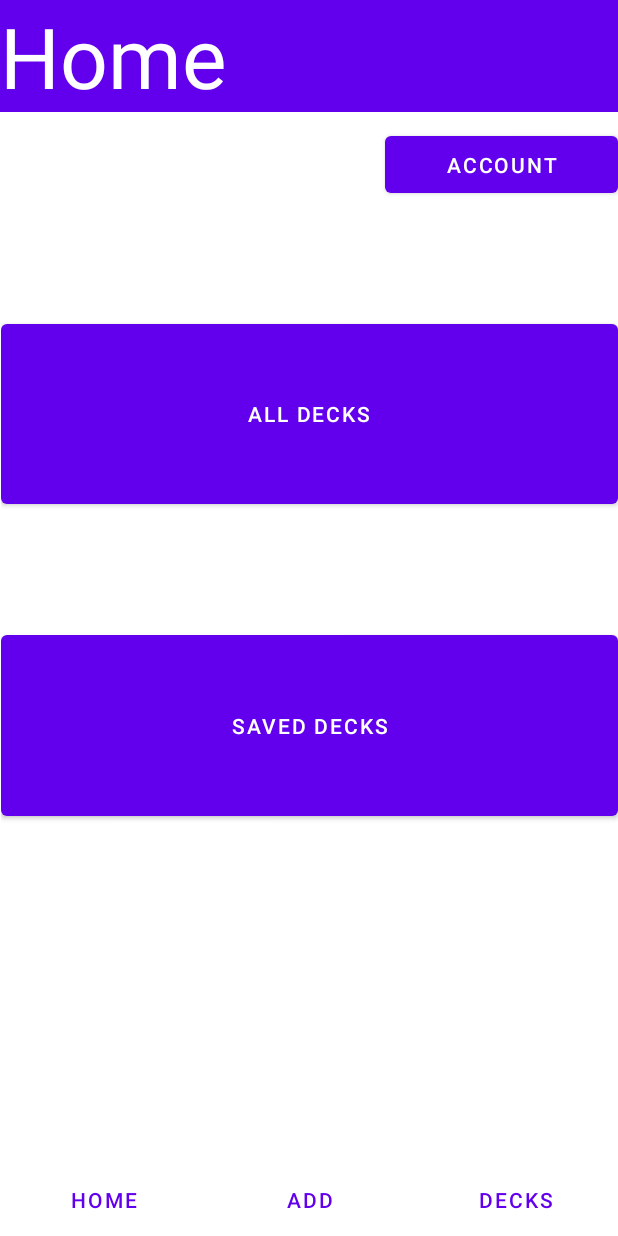
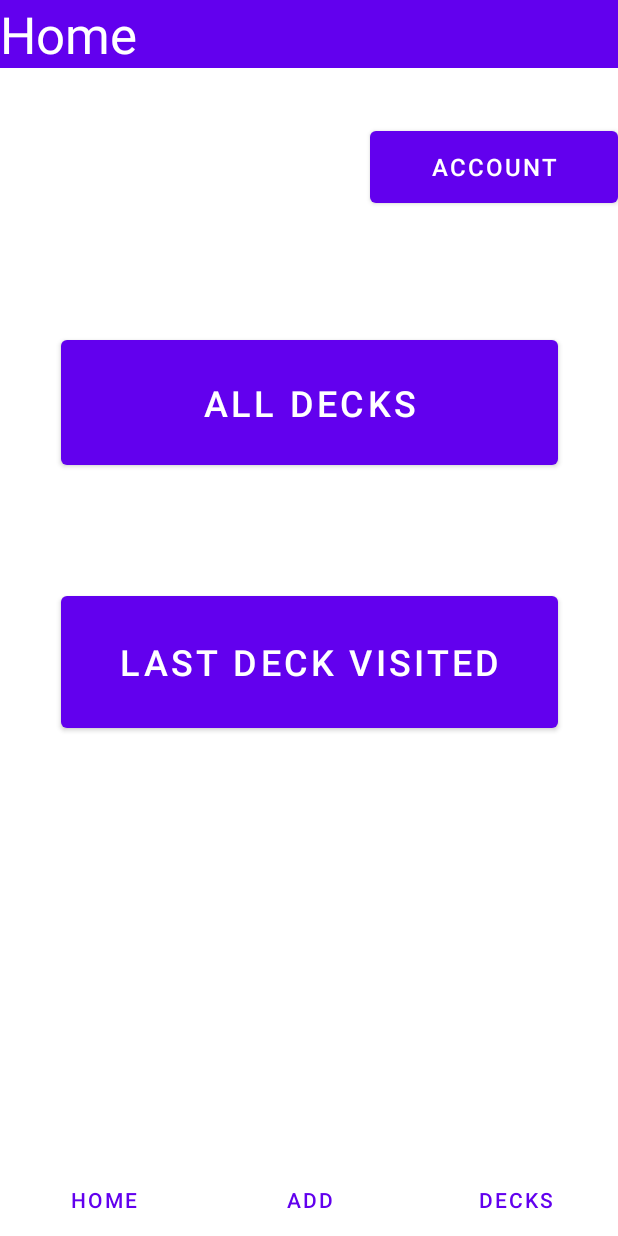
Before and after one commit to Yogesh9129/CSE3MAD, an Android app: the HomeFragment screen opened directly, with no data from a screen before it, on a phone screen of 412 x 824 dp. Run offline under Robolectric (Android 15) with nearby library versions, the phone set to English and light mode, and no system bars; our stand-ins replace Firebase (no records; nobody signed in at launch, a user with empty details on screens opened directly).

Commit message:
Home Layout Finalised

```diff
--- a/app/src/main/java/com/example/deckadence/HomeFragment.java
+++ b/app/src/main/java/com/example/deckadence/HomeFragment.java
@@ -6,15 +6,16 @@ import android.view.LayoutInflater;
 import android.view.View;
 import android.view.ViewGroup;
 import android.widget.Button;
-import android.widget.ImageButton;
 
-import androidx.annotation.NonNull;
 import androidx.fragment.app.Fragment;
 
+import com.example.deckadence.deck.DeckAdapter;
+import com.google.android.gms.auth.api.signin.GoogleSignInAccount;
 import com.google.android.gms.auth.api.signin.GoogleSignInClient;
 import com.google.android.gms.auth.api.signin.GoogleSignInOptions;
-import com.google.android.gms.tasks.OnCompleteListener;
-import com.google.android.gms.tasks.Task;
+import com.google.firebase.analytics.FirebaseAnalytics;
+import com.google.firebase.firestore.CollectionReference;
+import com.google.firebase.firestore.FirebaseFirestore;
 
 /**
  * A simple {@link Fragment} subclass.
@@ -27,6 +28,15 @@ public class HomeFragment extends Fragment {
     GoogleSignInClient googleSignInClient;
     Button savedDecks, allDecks;
     Button signOutButton;
+
+    private FirebaseAnalytics mFirebaseAnalytics;
+    private DeckAdapter adapter;
+    private FirebaseFirestore db = FirebaseFirestore.getInstance();
+    private CollectionReference deckRef = db.collection("Decks");
+    private GoogleSignInAccount account;
+    private View view;
+    private DecksFragment.GoogleSignInInterface googleSignInInterface;
+    private static final String TAG = "home";
 
 
     // TODO: Rename parameter arguments, choose names that match
@@ -75,7 +85,7 @@ public class HomeFragment extends Fragment {
         // Inflate the layout for this fragment
         View view = inflater.inflate(R.layout.fragment_home, container, false);
        signOutButton = (Button) view.findViewById(R.id.signBtn);
-       savedDecks = (Button) view.findViewById(R.id.savedDecks);
+       savedDecks = (Button) view.findViewById(R.id.lastDeck);
        allDecks = (Button) view.findViewById(R.id.allDecks);
        // SignOut();
 
@@ -95,34 +105,21 @@ public class HomeFragment extends Fragment {
         savedDecks.setOnClickListener(new View.OnClickListener(){
             @Override
             public void onClick(View v) {
-                HomeFragment.this.startActivity(new Intent(getActivity().getApplicationContext(), AddFragment.class));
+                //HomeFragment.this.startActivity(new Intent(getActivity().getApplicationContext(), AddFragment.class));
             }
         });
 
         allDecks.setOnClickListener(new View.OnClickListener(){
             @Override
             public void onClick(View v) {
-                HomeFragment.this.startActivity(new Intent(getActivity().getApplicationContext(), AddFragment.class));
+                //HomeFragment.this.startActivity(new Intent(getActivity().getApplicationContext(), DecksFragment.class));
+                //setUpRecyclerView();
+                //mFirebaseAnalytics = FirebaseAnalytics.getInstance(getContext());
             }
         });
         return view;
     }
 
-    private void SignOut() {
-
-        /*signOutButton.setOnClickListener(new View.OnClickListener() {
-            @Override
-            public void onClick(View v) {
-                googleSignInClient.signOut().addOnCompleteListener(new OnCompleteListener<Void>() {
-                    @Override
-                    public void onComplete(@NonNull Task<Void> task) {
-                        // HomeFragment.this.startActivity(new Intent(getActivity().getApplicationContext(), LoginActivity.class));
-                    }
-                });
-
-            }
-        });*/
 
 
-    }
 }
--- a/app/src/main/res/layout/fragment_home.xml
+++ b/app/src/main/res/layout/fragment_home.xml
@@ -16,7 +16,7 @@
             android:layout_height="wrap_content"
             android:background="@color/purple_500"
             android:text="@string/title_home"
-            android:textAppearance="@style/TextAppearance.AppCompat.Display3"
+            android:textAppearance="@style/TextAppearance.AppCompat.Display1"
             android:textColor="#FFFFFF"
             app:layout_constraintEnd_toEndOf="parent"
             app:layout_constraintStart_toStartOf="parent"
@@ -24,10 +24,11 @@
 
         <Button
             android:id="@+id/signBtn"
-            android:layout_width="155dp"
-            android:layout_height="50dp"
-            android:layout_marginTop="10dp"
+            android:layout_width="165dp"
+            android:layout_height="60dp"
+            android:layout_marginTop="36dp"
             android:text="Account"
+            android:textSize="16sp"
             app:layout_constraintEnd_toEndOf="parent"
             app:layout_constraintTop_toBottomOf="@+id/titleBar" />
 
@@ -42,29 +43,31 @@
 
             <Button
                 android:id="@+id/allDecks"
-                android:layout_width="377dp"
-                android:layout_height="132dp"
+                android:layout_width="wrap_content"
+                android:layout_height="95dp"
                 android:layout_alignParentStart="true"
                 android:layout_alignParentTop="true"
                 android:layout_alignParentEnd="true"
-                android:layout_marginStart="0dp"
-                android:layout_marginTop="0dp"
-                android:layout_marginEnd="0dp"
-                android:text="All Decks" />
+                android:layout_marginStart="40dp"
+                android:layout_marginTop="4dp"
+                android:layout_marginEnd="40dp"
+                android:text="All Decks"
+                android:textSize="24sp" />
 
             <Button
-                android:id="@+id/savedDecks"
-                android:layout_width="363dp"
-                android:layout_height="82dp"
+                android:id="@+id/lastDeck"
+                android:layout_width="wrap_content"
+                android:layout_height="95dp"
                 android:layout_below="@+id/allDecks"
                 android:layout_alignParentStart="true"
                 android:layout_alignParentEnd="true"
                 android:layout_alignParentBottom="true"
-                android:layout_marginStart="0dp"
+                android:layout_marginStart="40dp"
                 android:layout_marginTop="75dp"
-                android:layout_marginEnd="0dp"
-                android:layout_marginBottom="0dp"
-                android:text="Saved Decks" />
+                android:layout_marginEnd="40dp"
+                android:layout_marginBottom="65dp"
+                android:text="LAST DECK VISITED"
+                android:textSize="24sp" />
 
         </RelativeLayout>
 
--- a/build.gradle
+++ b/build.gradle
@@ -4,6 +4,6 @@ buildscript {
     }
 }// Top-level build file where you can add configuration options common to all sub-projects/modules.
 plugins {
-    id 'com.android.application' version '7.4.2' apply false
-    id 'com.android.library' version '7.4.2' apply false
+    id 'com.android.application' version '8.0.1' apply false
+    id 'com.android.library' version '8.0.1' apply false
 }
--- a/gradle.properties
+++ b/gradle.properties
@@ -19,3 +19,5 @@ android.useAndroidX=true
 # resources declared in the library itself and none from the library's dependencies,
 # thereby reducing the size of the R class for that library
 android.nonTransitiveRClass=true
+android.defaults.buildfeatures.buildconfig=true
+android.nonFinalResIds=false
```
Also changed, not shown: gradle/wrapper/gradle-wrapper.properties.
